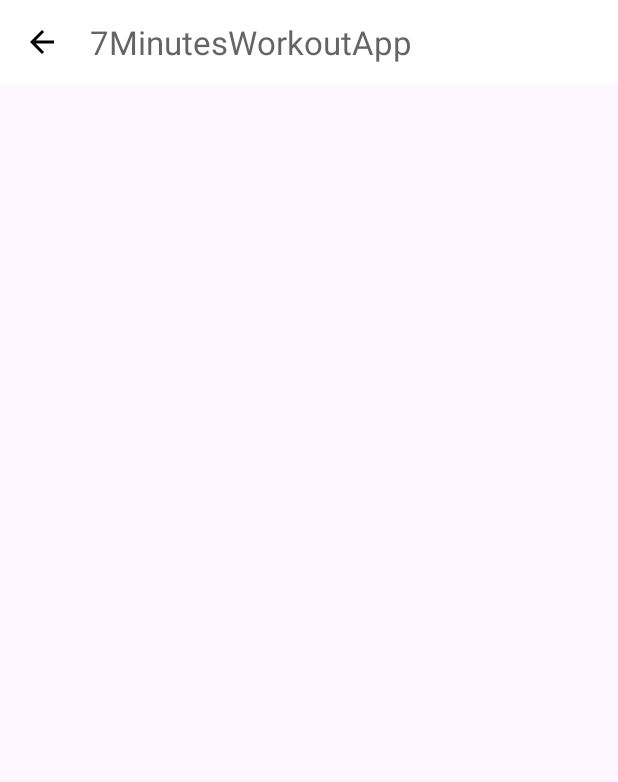
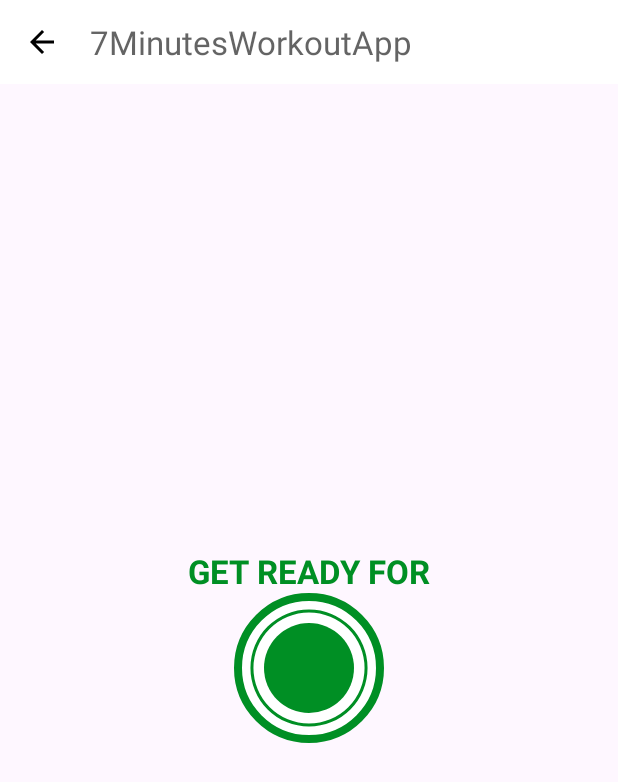
Before and after one commit to eminokumus1/7MinutesWorkoutApp, an Android app: the ExerciseActivity screen opened directly, with no data from a screen before it, on a phone screen of 412 x 824 dp. Shown: the top 782 px of the screen. Run offline under Robolectric (Android 15) with nearby library versions, the phone set to English and light mode, and no system bars.

Commit message:
custom UI design made in ExerciseActivity

```diff
--- /dev/null
+++ b/app/src/main/res/drawable/circular_progress_bar.xml
@@ -0,0 +1,13 @@
+<?xml version="1.0" encoding="utf-8"?>
+<layer-list xmlns:android="http://schemas.android.com/apk/res/android">
+    <item>
+        <shape
+            android:innerRadiusRatio="2.7"
+            android:shape="ring"
+            android:thicknessRatio="50.0"
+            android:useLevel="true">
+        <solid android:color="@color/colorAccent"/>
+        </shape>
+
+    </item>
+</layer-list>
--- /dev/null
+++ b/app/src/main/res/drawable/circular_progress_bar_grey.xml
@@ -0,0 +1,13 @@
+<?xml version="1.0" encoding="utf-8"?>
+<layer-list xmlns:android="http://schemas.android.com/apk/res/android">
+    <item>
+        <shape
+            android:innerRadiusRatio="2.7"
+            android:shape="ring"
+            android:thicknessRatio="50.0"
+            android:useLevel="true">
+        <solid android:color="@color/lightGrey"/>
+        </shape>
+
+    </item>
+</layer-list>
--- /dev/null
+++ b/app/src/main/res/drawable/item_circular_color_accent_bg.xml
@@ -0,0 +1,5 @@
+<?xml version="1.0" encoding="utf-8"?>
+<shape xmlns:android="http://schemas.android.com/apk/res/android"
+    android:shape="oval">
+    <solid android:color="@color/colorAccent"/>
+</shape>
--- a/app/src/main/res/layout/activity_exercise.xml
+++ b/app/src/main/res/layout/activity_exercise.xml
@@ -1,5 +1,5 @@
 <?xml version="1.0" encoding="utf-8"?>
-<RelativeLayout xmlns:android="http://schemas.android.com/apk/res/android"
+<androidx.constraintlayout.widget.ConstraintLayout xmlns:android="http://schemas.android.com/apk/res/android"
     xmlns:app="http://schemas.android.com/apk/res-auto"
     xmlns:tools="http://schemas.android.com/tools"
     android:layout_width="match_parent"
@@ -11,7 +11,66 @@
         android:layout_width="match_parent"
         android:layout_height="?android:attr/actionBarSize"
         android:background="@color/white"
-        app:titleTextColor="@color/colorPrimary"
-        android:theme="@style/ToolbarTheme" />
+        android:theme="@style/ToolbarTheme"
+        app:layout_constraintTop_toTopOf="parent"
+        app:titleTextColor="@color/colorPrimary" />
 
-</RelativeLayout>
+    <TextView
+        android:id="@+id/TitleText"
+        android:layout_width="wrap_content"
+        android:layout_height="wrap_content"
+        android:text="@string/get_ready_for"
+        android:textColor="@color/colorAccent"
+        android:textSize="22sp"
+        android:textStyle="bold"
+        app:layout_constraintBottom_toTopOf="@id/progressBarFrameLayout"
+        app:layout_constraintEnd_toEndOf="parent"
+        app:layout_constraintStart_toStartOf="parent" />
+
+    <FrameLayout
+        android:id="@+id/progressBarFrameLayout"
+        android:layout_width="100dp"
+        android:layout_height="100dp"
+        android:layout_marginTop="10dp"
+        android:background="@drawable/item_circular_accent"
+        app:layout_constraintBottom_toBottomOf="parent"
+        app:layout_constraintEnd_toEndOf="parent"
+        app:layout_constraintStart_toStartOf="parent"
+        app:layout_constraintTop_toBottomOf="@id/exerciseToolbar">
+
+        <ProgressBar
+            android:id="@+id/progressBar"
+            style="?android:attr/progressBarStyleHorizontal"
+            android:layout_width="100dp"
+            android:layout_height="100dp"
+            android:layout_gravity="center"
+            android:background="@drawable/circular_progress_bar_grey"
+            android:progressDrawable="@drawable/circular_progress_bar"
+            android:max="10"
+            android:indeterminate="false"
+            android:progress="100"
+            android:rotation="-90" />
+
+        <LinearLayout
+            android:layout_width="60dp"
+            android:layout_height="60dp"
+            android:layout_gravity="center"
+            android:background="@drawable/item_circular_color_accent_bg"
+            android:gravity="center"
+            android:orientation="horizontal">
+
+            <TextView
+                android:id="@+id/timerText"
+                android:layout_width="wrap_content"
+                android:layout_height="wrap_content"
+                android:gravity="center"
+                android:textColor="@color/white"
+                android:textSize="25sp"
+                android:textStyle="bold"
+                tools:text="10" />
+
+        </LinearLayout>
+
+    </FrameLayout>
+
+</androidx.constraintlayout.widget.ConstraintLayout>
--- a/app/src/main/res/values/strings.xml
+++ b/app/src/main/res/values/strings.xml
@@ -2,4 +2,5 @@
     <string name="app_name">7MinutesWorkoutApp</string>
     <string name="start">START</string>
     <string name="start_image">Start image</string>
+    <string name="get_ready_for">GET READY FOR</string>
 </resources>
```
